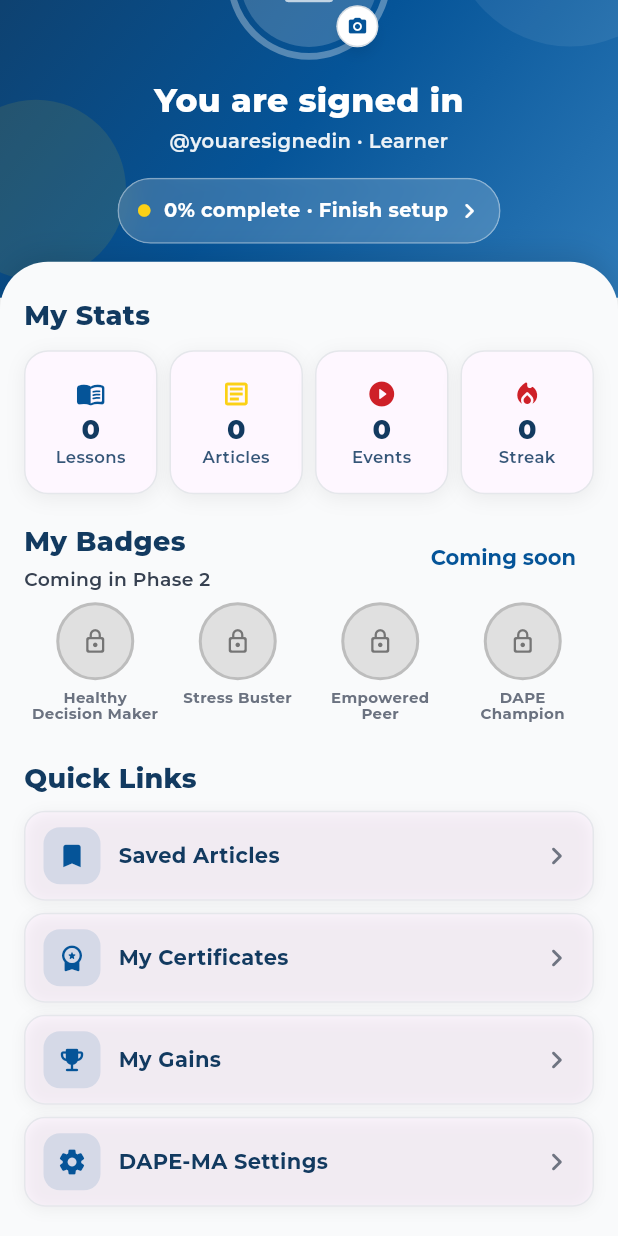
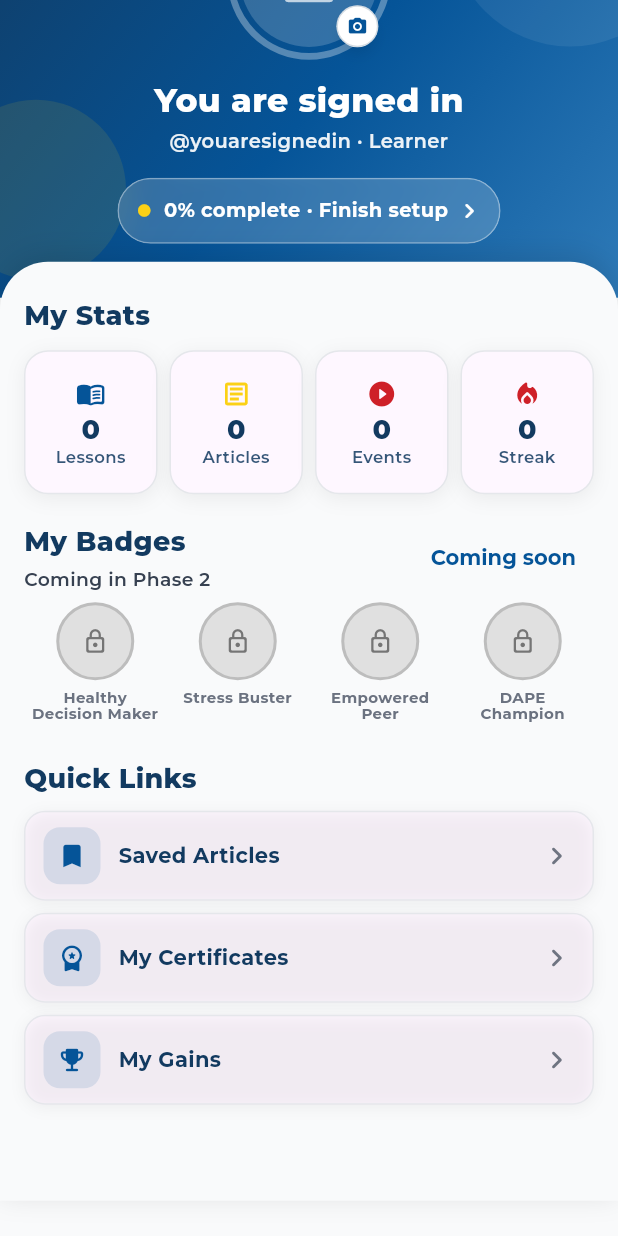
Before and after one commit to landogz/dape-ma-flutter, a Flutter app: the AccountScreen screen opened directly, scrolled down 137 dp, on a phone screen of 412 x 824 dp. Run offline on Flutter 3.47's test engine with Material 3 defaults, Android fonts, the phone set to English and light mode, and no system bars; our stand-ins replace app_links, dio, firebase_core, firebase_messaging, flutter_local_notifications, flutter_secure_storage and 9 more; missing offline and left inert: flutter_inappwebview; accounts and stored records are empty; network calls fail.

Commit message:
Remove unused post-card arrow and the profile settings shortcut.

```diff
--- a/lib/features/account/account_screen.dart
+++ b/lib/features/account/account_screen.dart
@@ -1057,13 +1057,6 @@ class _AccountScreenState extends State<AccountScreen> {
                                   label: l10n.myGains,
                                   onTap: _showFeatureUnavailable,
                                 ),
-                                const SizedBox(height: 8),
-                                ProfileQuickLinkTile(
-                                  icon: Icons.settings_rounded,
-                                  label: l10n.dapeSettings,
-                                  onTap: () =>
-                                      _open(const SettingsHubScreen()),
-                                ),
                                 if (!_loggedIn) ...[
                                   const SizedBox(height: 20),
                                   TextButton(
--- a/lib/features/home/widgets/post_card.dart
+++ b/lib/features/home/widgets/post_card.dart
@@ -169,11 +169,6 @@ class _PostCardState extends State<PostCard> {
                     ),
                     color: context.iconOnSurface,
                     onPressed: onBookmarkTap,
-                  ),
-                  IconButton(
-                    icon: const Icon(Icons.keyboard_arrow_down),
-                    color: context.textSecondary,
-                    onPressed: () {},
                   ),
                 ],
               ),
```
